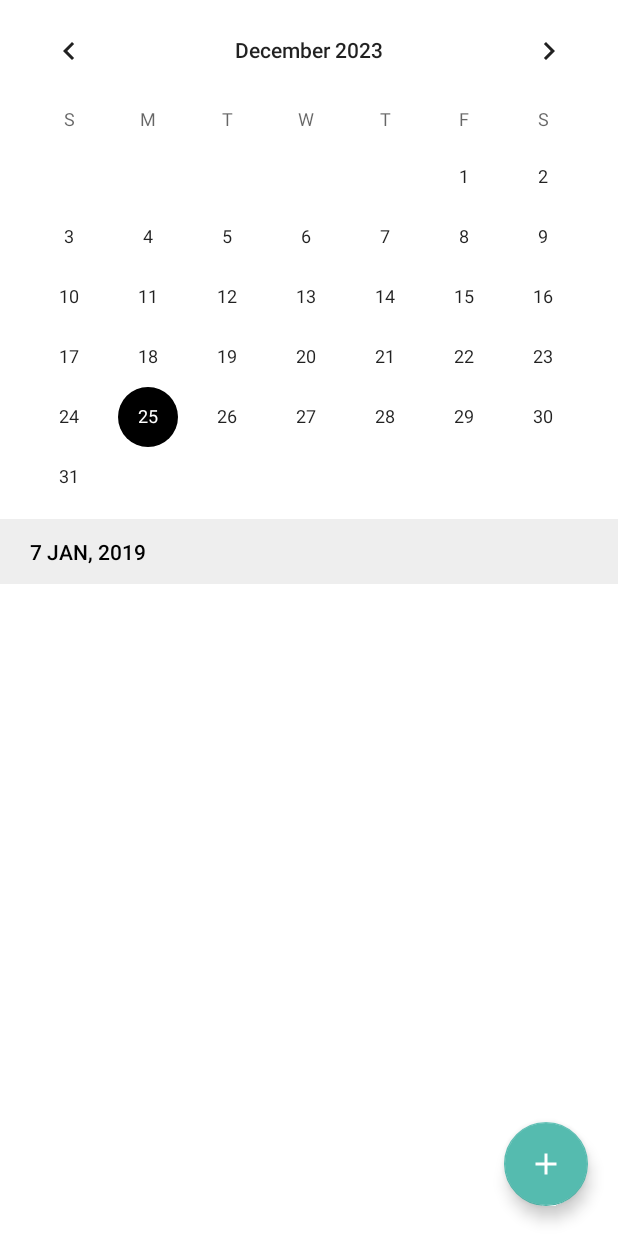
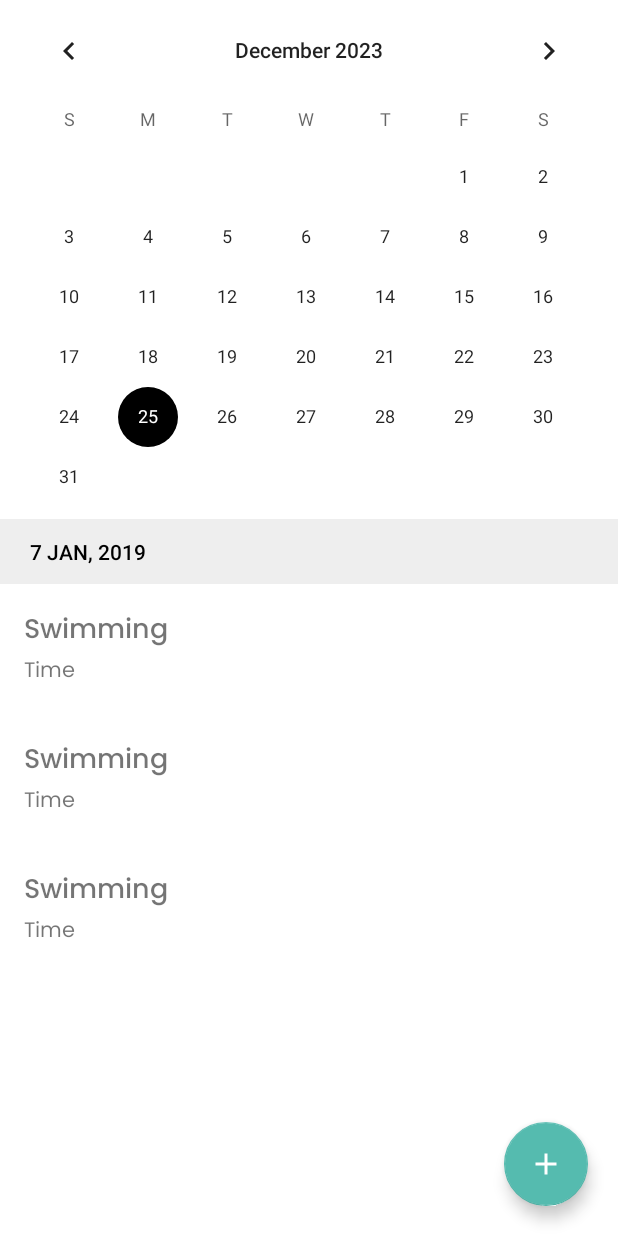
Before and after one commit to OmriGawi/FitFinder, an Android app: the layout fragment_calendar.xml on its own in the app's theme, with its tools: preview values and no code run, on a phone screen of 412 x 824 dp. Run offline under Robolectric (Android 15) with nearby library versions, the phone set to English and light mode, and no system bars.

Commit message:
Add accept invite and show events on calendar

```diff
--- a/app/src/main/java/com/example/fitfinder/ui/exercise/NewInvitesAdapter.kt
+++ b/app/src/main/java/com/example/fitfinder/ui/exercise/NewInvitesAdapter.kt
@@ -15,6 +15,7 @@ import com.example.fitfinder.data.model.TrainingInvite
 class NewInvitesAdapter(
     private var invitesWithDetails: List<Pair<TrainingInvite, Map<String, Any?>>>,
     private val onDeclineInvite: (String) -> Unit,
+    private val onAcceptInvite: (TrainingInvite) -> Unit,
     private val onInfoClicked: (TrainingInvite) -> Unit
     ) : RecyclerView.Adapter<NewInvitesAdapter.ViewHolder>() {
 
@@ -42,7 +43,7 @@ class NewInvitesAdapter(
             .into(holder.ivProfile)
 
         holder.btnAccept.setOnClickListener {
-            // Handle accept action
+            onAcceptInvite(invitesWithDetails[position].first)
         }
 
         holder.btnDecline.setOnClickListener {
--- a/app/src/main/java/com/example/fitfinder/viewmodel/ViewModelFactory.kt
+++ b/app/src/main/java/com/example/fitfinder/viewmodel/ViewModelFactory.kt
@@ -5,6 +5,7 @@ import androidx.lifecycle.ViewModelProvider
 import com.example.fitfinder.data.repository.BaseRepository
 import com.example.fitfinder.data.repository.auth.AuthRepository
 import com.example.fitfinder.data.repository.calendar.CalendarCreateEventRepository
+import com.example.fitfinder.data.repository.calendar.CalendarRepository
 import com.example.fitfinder.data.repository.exercise.NewInvitesRepository
 import com.example.fitfinder.data.repository.location.LocationRepository
 import com.example.fitfinder.data.repository.messages.ChatRepository
@@ -18,6 +19,7 @@ import com.example.fitfinder.viewmodel.auth.LoginViewModel
 import com.example.fitfinder.viewmodel.auth.LogoutViewModel
 import com.example.fitfinder.viewmodel.auth.SignupViewModel
 import com.example.fitfinder.viewmodel.calendar.CalendarCreateEventViewModel
+import com.example.fitfinder.viewmodel.calendar.CalendarViewModel
 import com.example.fitfinder.viewmodel.exercise.NewInvitesViewModel
 import com.example.fitfinder.viewmodel.location.LocationViewModel
 import com.example.fitfinder.viewmodel.messages.ChatViewModel
@@ -81,6 +83,10 @@ class ViewModelFactory(private val repository: BaseRepository) : ViewModelProvid
         if (modelClass.isAssignableFrom(NewInvitesViewModel::class.java)) {
             return NewInvitesViewModel(repository as NewInvitesRepository) as T
         }
+        // Calendar
+        if (modelClass.isAssignableFrom(CalendarViewModel::class.java)) {
+            return CalendarViewModel(repository as CalendarRepository) as T
+        }
 
         // Add more conditions for other ViewModel classes
         throw IllegalArgumentException("Unknown ViewModel class")
--- a/app/src/main/res/layout/fragment_calendar.xml
+++ b/app/src/main/res/layout/fragment_calendar.xml
@@ -45,7 +45,8 @@
                 android:id="@+id/rv_events"
                 android:layout_width="match_parent"
                 android:layout_height="wrap_content"
-                android:nestedScrollingEnabled="false" />
+                android:nestedScrollingEnabled="false"
+                tools:listitem="@layout/recycler_item_calendar"/>
 
         </LinearLayout>
 
--- /dev/null
+++ b/app/src/main/res/layout/recycler_item_calendar.xml
@@ -0,0 +1,32 @@
+<?xml version="1.0" encoding="utf-8"?>
+<androidx.constraintlayout.widget.ConstraintLayout xmlns:android="http://schemas.android.com/apk/res/android"
+    xmlns:app="http://schemas.android.com/apk/res-auto"
+    android:layout_width="match_parent"
+    android:layout_height="wrap_content"
+    android:padding="16dp"
+    xmlns:tools="http://schemas.android.com/tools"
+    android:background="?attr/selectableItemBackground">
+
+    <TextView
+        android:id="@+id/tv_sportCategory"
+        android:layout_width="0dp"
+        android:layout_height="wrap_content"
+        android:textSize="18sp"
+        android:fontFamily="@font/poppinsmedium"
+        app:layout_constraintStart_toStartOf="parent"
+        app:layout_constraintEnd_toEndOf="parent"
+        app:layout_constraintTop_toTopOf="parent"
+        tools:text="Swimming" />
+
+    <TextView
+        android:id="@+id/tv_time"
+        android:layout_width="0dp"
+        android:layout_height="wrap_content"
+        android:textSize="14sp"
+        android:fontFamily="@font/poppinsregular"
+        app:layout_constraintStart_toStartOf="@id/tv_sportCategory"
+        app:layout_constraintEnd_toEndOf="@id/tv_sportCategory"
+        app:layout_constraintTop_toBottomOf="@id/tv_sportCategory"
+        tools:text="Time" />
+
+</androidx.constraintlayout.widget.ConstraintLayout>
```
Also changed, not shown: app/src/main/java/com/example/fitfinder/data/model/TrainingSession.kt (added, +18 -0 lines), app/src/main/java/com/example/fitfinder/data/repository/calendar/CalendarRepository.kt (added, +35 -0 lines), app/src/main/java/com/example/fitfinder/data/repository/exercise/NewInvitesRepository.kt (+39 -0 lines), app/src/main/java/com/example/fitfinder/ui/calendar/CalendarAdapter.kt (added, +40 -0 lines), app/src/main/java/com/example/fitfinder/ui/calendar/CalendarFragment.kt (+33 -0 lines), app/src/main/java/com/example/fitfinder/ui/exercise/NewInvitesFragment.kt (+10 -1 lines), app/src/main/java/com/example/fitfinder/viewmodel/calendar/CalendarViewModel.kt (added, +19 -0 lines), app/src/main/java/com/example/fitfinder/viewmodel/exercise/NewInvitesViewModel.kt (+14 -1 lines).
